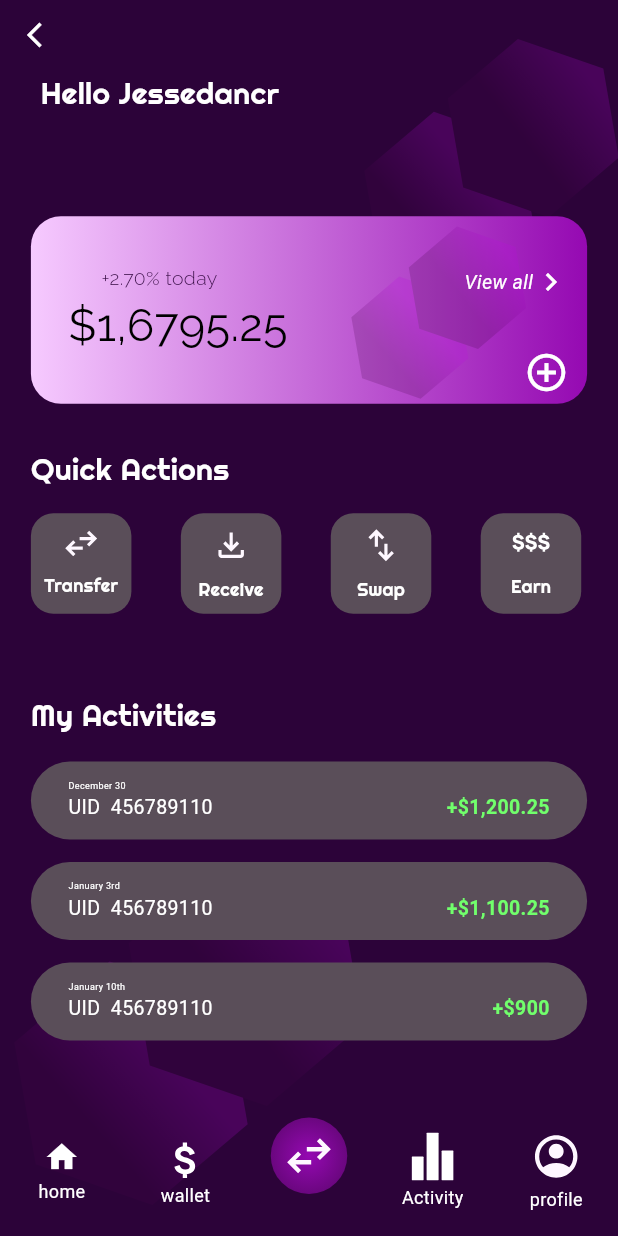
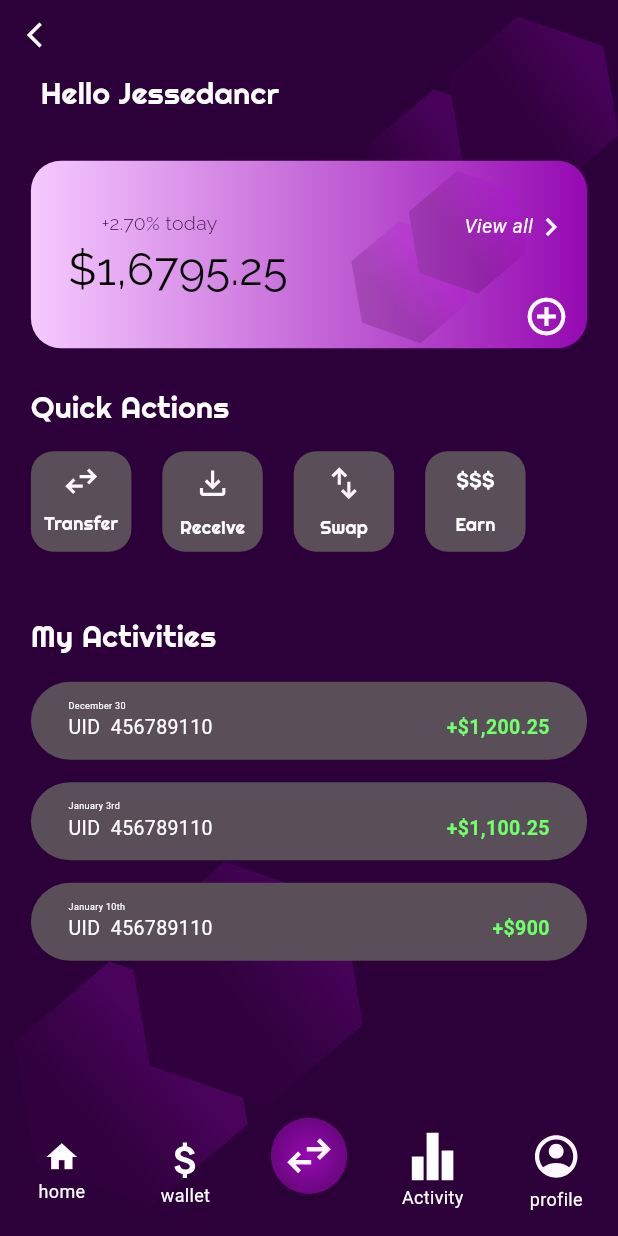
Before and after one commit to Jessedancr/crypto-ui, a Flutter app: the HomeScreen screen opened by its route, on a phone screen of 412 x 824 dp. Run offline on Flutter 3.47's test engine with Material 3 defaults, Android fonts, the light colour scheme and no system bars; our stand-ins replace flutter_svg, get, google_fonts.

```diff
--- a/lib/screens/home_screen.dart
+++ b/lib/screens/home_screen.dart
@@ -15,13 +15,12 @@ class HomeScreen extends StatefulWidget {
 }
 
 class _HomeScreenState extends State<HomeScreen> {
-  final List<String> icons = [
-    'assets/swap_thin.svg',
-    'assets/download.svg',
-    'assets/swap_vert.svg',
-    'assets/multi_money.svg',
+  final quickActionsData = [
+    ['assets/swap_thin.svg', 'Transfer'],
+    ['assets/download.svg', 'Receive'],
+    ['assets/swap_vert.svg', 'Swap'],
+    ['assets/multi_money.svg', 'Earn'],
   ];
-  final List<String> texts = ['Transfer', 'Receive', 'Swap', 'Earn'];
 
   final activitiesData = [
     ['December 30', '+\$1,200.25'],
@@ -41,11 +40,14 @@ class _HomeScreenState extends State<HomeScreen> {
         appBar: CryptoAppBar(),
         body: Stack(
           children: [
+            // * Top polygon
             Positioned(
               right: -30,
+              top: -15,
               child: SvgPicture.asset('assets/home_screen_top_polygon.svg'),
             ),
 
+            // * Bottom polygon
             Positioned(
               left: -30,
               bottom: -15,
@@ -62,9 +64,9 @@ class _HomeScreenState extends State<HomeScreen> {
                 mainAxisAlignment: MainAxisAlignment.start,
                 crossAxisAlignment: CrossAxisAlignment.start,
                 children: [
-                  SizedBox(height: width * 0.35),
+                  SizedBox(height: height * 0.13),
                   AccountBalanceCard(),
-                  SizedBox(height: 29),
+                  SizedBox(height: height * 0.03),
 
                   // * "Quick actions"
                   Text(
@@ -82,21 +84,23 @@ class _HomeScreenState extends State<HomeScreen> {
                     width: double.infinity,
                     child: ListView.builder(
                       scrollDirection: Axis.horizontal,
-                      itemCount: 4,
+                      itemCount: quickActionsData.length,
                       itemBuilder: (context, index) {
                         return Padding(
-                          padding: index != icons.length - 1
-                              ? EdgeInsets.only(right: width * 0.08)
+                          padding: index != quickActionsData.length - 1
+                              ? EdgeInsets.only(right: width * 0.05)
                               : const EdgeInsets.only(right: 0.0),
                           child: QuickActions(
-                            actionIcon: SvgPicture.asset(icons[index]),
-                            actionText: texts[index],
+                            actionIcon: SvgPicture.asset(
+                              quickActionsData[index][0],
+                            ),
+                            actionText: quickActionsData[index][1],
                           ),
                         );
                       },
                     ),
                   ),
-                  SizedBox(height: 53),
+                  SizedBox(height: height * 0.05),
 
                   Text(
                     'My Activities',
--- a/pubspec.yaml
+++ b/pubspec.yaml
@@ -36,6 +36,7 @@ dependencies:
   cupertino_icons: ^1.0.8
   flutter_svg: ^2.2.1
   google_fonts: ^6.3.1
+  get: ^4.7.2
 
 dev_dependencies:
   flutter_test:
```
Also changed, not shown: lib/main.dart (+25 -7 lines), lib/screens/login_screen.dart (+12 -2 lines), lib/screens/welcome_screen.dart (+9 -2 lines), pubspec.lock.
